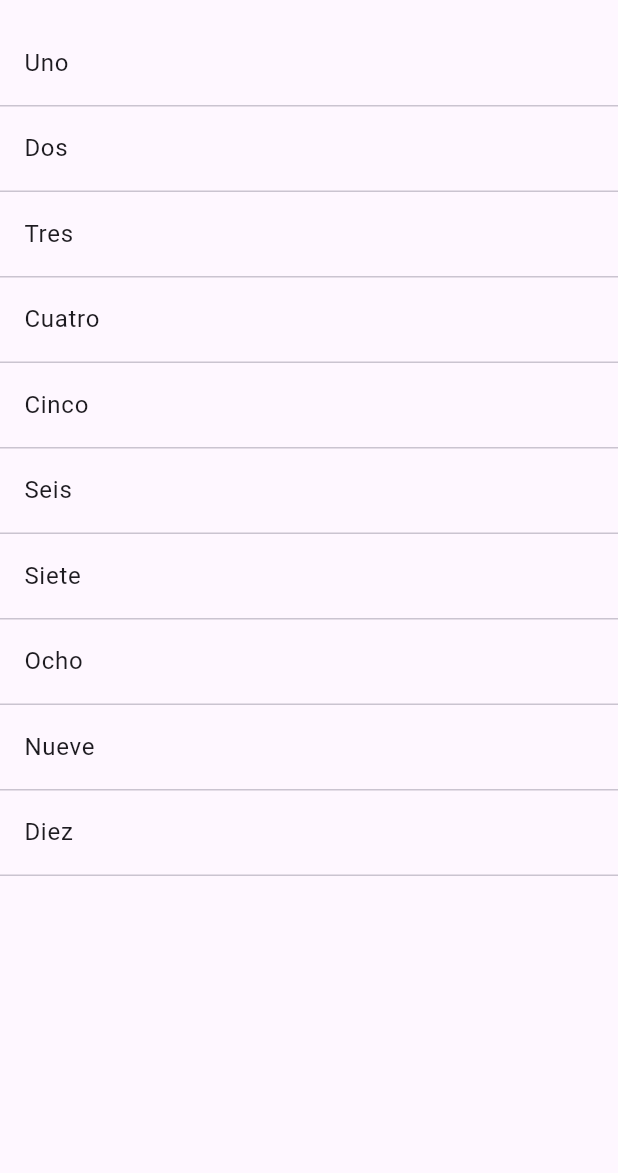
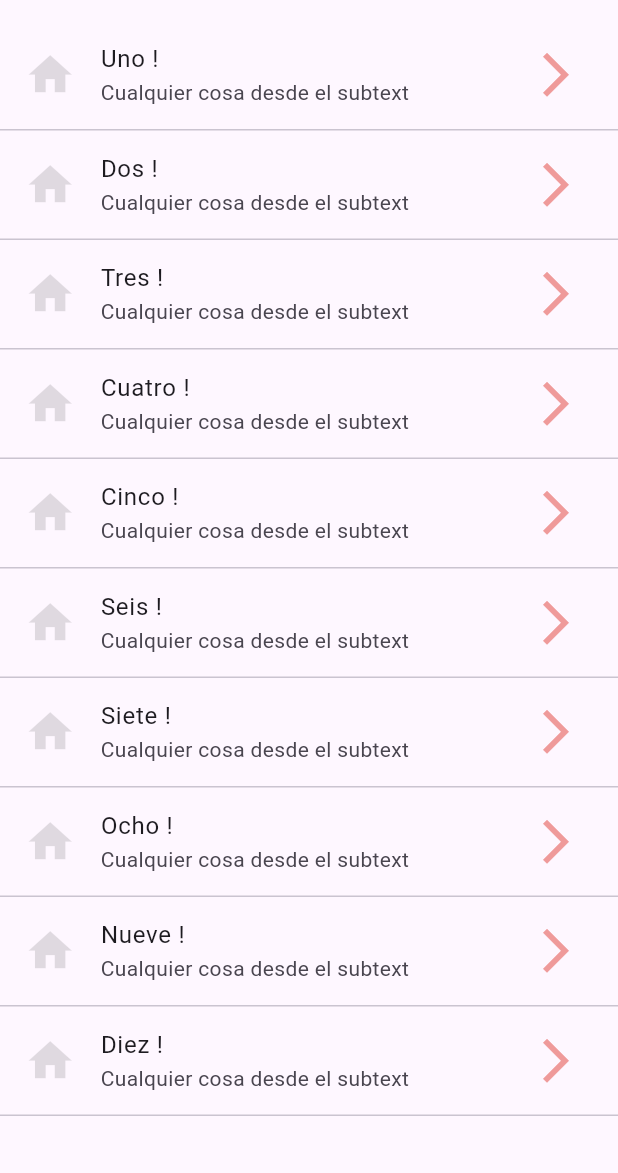
Before and after one commit to FernadoCuatro/Flutter, a Flutter app: the screen it shows after launch, on a phone screen of 412 x 824 dp, the part 63-1236 px from its top. Run offline on Flutter 3.47's test engine with Material 3 defaults, Android fonts, the phone set to English and light mode, and no system bars.

Commit message:
Método map de las listas y ListTitle

```diff
--- a/componentes/lib/src/pages/home_temp.dart
+++ b/componentes/lib/src/pages/home_temp.dart
@@ -1,4 +1,4 @@
-// ignore_for_file: unnecessary_new, use_key_in_widget_constructors
+// ignore_for_file: use_key_in_widget_constructors, prefer_const_constructors
 
 import 'package:flutter/material.dart';
 
@@ -24,7 +24,8 @@ class HomePageTemp extends StatelessWidget {
 			),
 
 			body: ListView(
-				children: _crearItems()
+				// children: _crearItems()
+				children: _crearItemsCorto()
 			),
 
 		);
@@ -33,6 +34,7 @@ class HomePageTemp extends StatelessWidget {
 	// Primera forma
   // Creamos un método nuevo que devuelva la lista de Widget
   // Ya sabemos que el _ es porque es privada
+  // ignore: unused_element
   List<Widget> _crearItems() {
 		// Una lista dinámica, no estamos definiendo el largo
 
@@ -56,7 +58,28 @@ class HomePageTemp extends StatelessWidget {
 	// Segunda forma
 	List<Widget> _crearItemsCorto() {
 
+		return opciones.map( ( item ) {
+			return Column(
+			  children: [
+			    ListTile(
+						// Al inicio
+						leading: Icon( Icons.home, size: 35, color: Colors.black12 ),
+			    	// ignore: prefer_interpolation_to_compose_strings
+			    	title: Text( item + ' !' ),
+						subtitle: Text( 'Cualquier cosa desde el subtext' ),
+						// Al final
+						trailing: Icon( Icons.arrow_forward_ios, size: 35, color: Colors.red[200] ),
 
+						// Con esto vamos hacer una acción al hacer tap
+						onTap: (){},
+
+			    ),
+
+					const Divider(height: 1)
+			  ],
+			);
+
+		}).toList();
 
 	}
 
```
